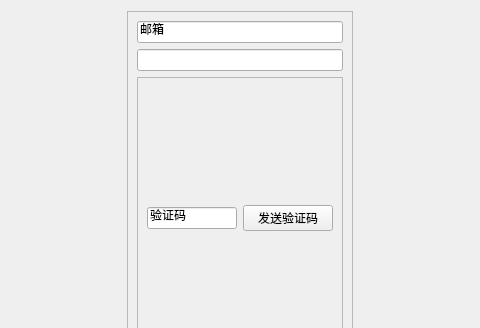
Old version of the form window/Register/registerwindow.ui in the repository huanheart/qt-distributed-system; both pictures show x 110 to 590 and y 0 to 328 of the 700 by 435 pixel window.
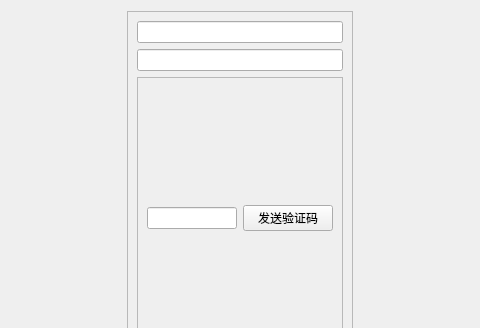
New version of the form.

Diff of the .ui file:
```diff
--- a/window/Register/registerwindow.ui
+++ b/window/Register/registerwindow.ui
@@ -39,7 +39,7 @@
       <item>
        <widget class="QLineEdit" name="username">
         <property name="text">
-         <string>邮箱</string>
+         <string/>
         </property>
        </widget>
       </item>
@@ -61,7 +61,7 @@
          <item>
           <widget class="QLineEdit" name="cap">
            <property name="text">
-            <string>验证码</string>
+            <string/>
            </property>
           </widget>
          </item>
```
